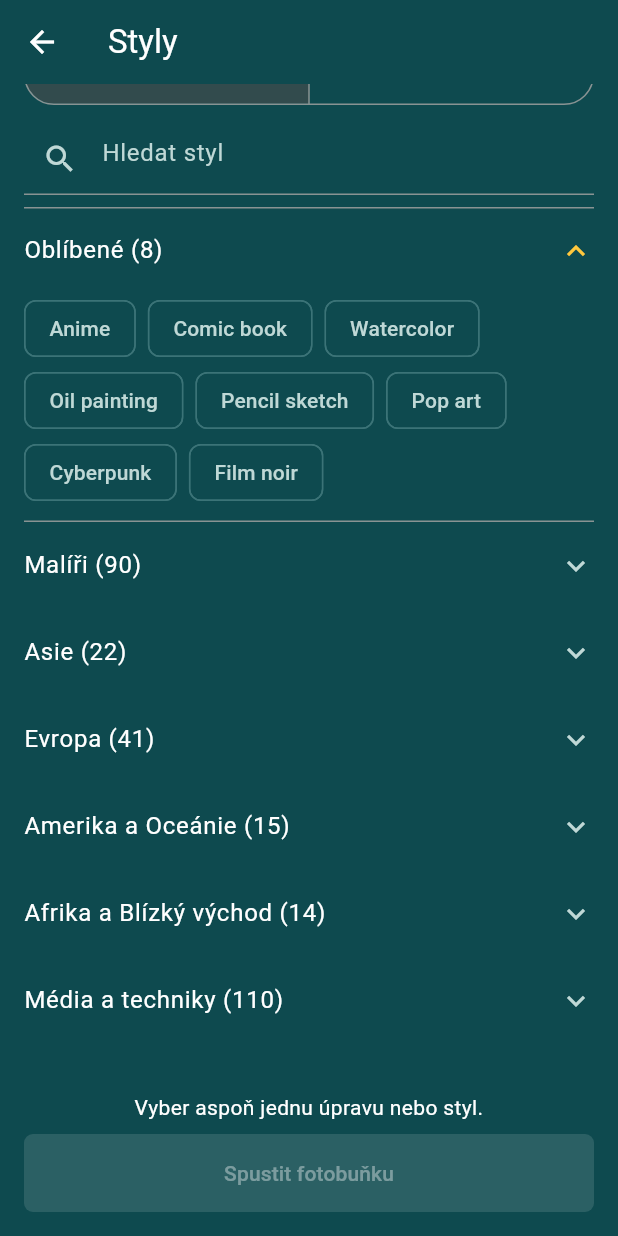
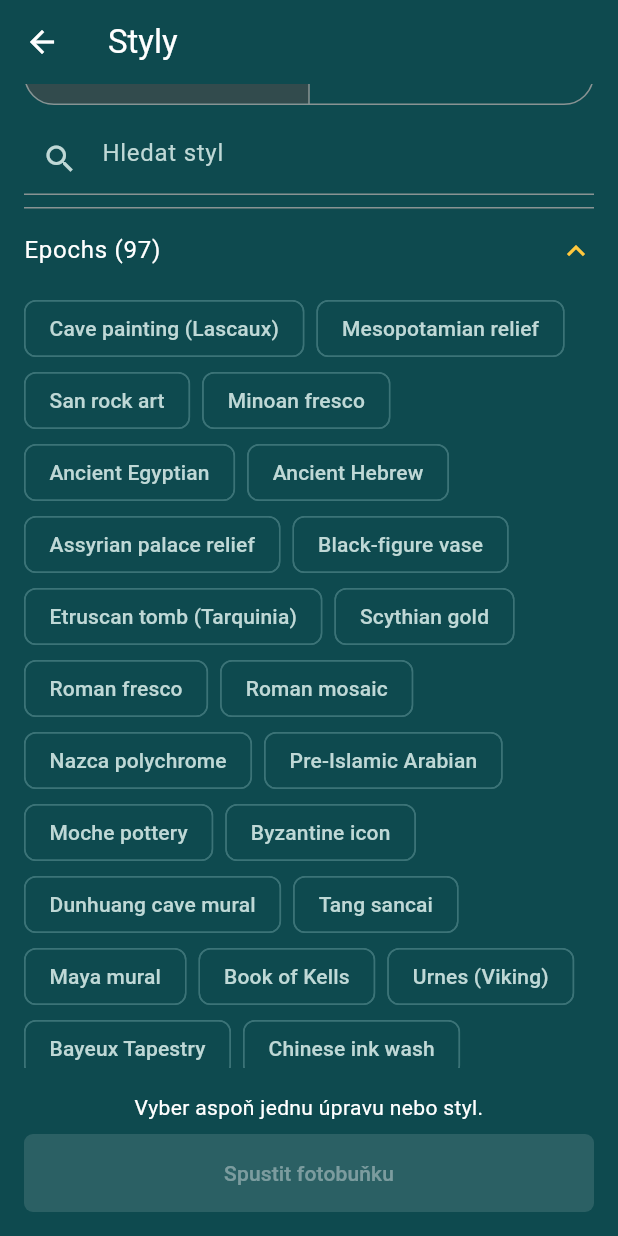
Before and after one commit to lioilsources/Restyler, a Flutter app: the StylesStep screen opened directly, scrolled down 306 dp, on a phone screen of 412 x 824 dp. Run offline on Flutter 3.47's test engine with Material 3 defaults, Android fonts, the phone set to English and light mode, and no system bars; our stand-ins replace flutter_riverpod, hive_flutter, image_picker, share_plus, video_player; missing offline and left inert: flutter_onnxruntime, gal; accounts and stored records are empty.

Commit message:
feat: styles by epoch, artist and medium; years and names sort them
Epochs and artists sort by the year of the look, media by the shown name.

Co-Authored-By: Claude Opus 5.5 <noreply@anthropic.com>
Claude-Session: https://claude.ai/code/session_01RgN3TXzc6MrjedKZgcgbwk

```diff
--- a/lib/l10n/app_cs.arb
+++ b/lib/l10n/app_cs.arb
@@ -299,5 +299,8 @@
   "stylePaperSculptureLayered": "Vrstvený papír (paper cut light box)",
   "stylePyrography": "Vypalování do dřeva",
   "styleEmbroidery": "Výšivka",
-  "stylePopUpBook": "Vystřelovací kniha"
+  "stylePopUpBook": "Vystřelovací kniha",
+  "sectionEpoch": "Epochy",
+  "sectionArtist": "Umělci",
+  "sectionMedium": "Média a techniky"
 }
--- a/lib/l10n/app_en.arb
+++ b/lib/l10n/app_en.arb
@@ -299,5 +299,8 @@
   "stylePaperSculptureLayered": "Layered paper (light box)",
   "stylePyrography": "Pyrography",
   "styleEmbroidery": "Embroidery",
-  "stylePopUpBook": "Pop-up book"
+  "stylePopUpBook": "Pop-up book",
+  "sectionEpoch": "Epochs",
+  "sectionArtist": "Artists",
+  "sectionMedium": "Media and techniques"
 }
--- a/lib/l10n/app_localizations.dart
+++ b/lib/l10n/app_localizations.dart
@@ -1897,6 +1897,24 @@ abstract class AppLocalizations {
   /// In cs, this message translates to:
   /// **'Vystřelovací kniha'**
   String get stylePopUpBook;
+
+  /// No description provided for @sectionEpoch.
+  ///
+  /// In cs, this message translates to:
+  /// **'Epochy'**
+  String get sectionEpoch;
+
+  /// No description provided for @sectionArtist.
+  ///
+  /// In cs, this message translates to:
+  /// **'Umělci'**
+  String get sectionArtist;
+
+  /// No description provided for @sectionMedium.
+  ///
+  /// In cs, this message translates to:
+  /// **'Média a techniky'**
+  String get sectionMedium;
 }
 
 class _AppLocalizationsDelegate
--- a/lib/screens/styles_step.dart
+++ b/lib/screens/styles_step.dart
@@ -10,17 +10,6 @@ import '../providers/booth_provider.dart';
 import 'booth_screen.dart';
 
 const kFrameCounts = [4, 6, 8];
-
-/// Czech headings for the catalog groups (the catalog itself is English).
-const kRestyleGroupCs = {
-  kRestyleGroupPopular: 'Oblíbené',
-  kRestyleGroupPainters: 'Malíři',
-  kRestyleGroupAsia: 'Asie',
-  kRestyleGroupEurope: 'Evropa',
-  kRestyleGroupAmericasOceania: 'Amerika a Oceánie',
-  kRestyleGroupAfricaNearEast: 'Afrika a Blízký východ',
-  kRestyleGroupMedia: 'Média a techniky',
-};
 
 class StylesStep extends ConsumerStatefulWidget {
   const StylesStep({super.key});
@@ -97,6 +86,18 @@ class _StylesStepState extends ConsumerState<StylesStep> {
               restyleStyleMatchesQuery(s, _query, shown: styleName(l10n, s.id)),
         )
         .take(96);
+    String sectionTitle(RestyleSection section) {
+      final title = switch (section) {
+        RestyleSection.epoch => l10n.sectionEpoch,
+        RestyleSection.artist => l10n.sectionArtist,
+        RestyleSection.medium => l10n.sectionMedium,
+      };
+      final n = kRestyleStyles
+          .where((s) => restyleSectionOf(s) == section)
+          .length;
+      return '$title ($n)';
+    }
+
     Widget chips(Iterable<RestyleStyle> styles) => Wrap(
       spacing: 8,
       children: [
@@ -174,21 +175,23 @@ class _StylesStepState extends ConsumerState<StylesStep> {
                   if (_query.isNotEmpty)
                     chips(matches)
                   else
-                    // Every style, one collapsible section per group, so the
-                    // whole catalog is reachable without knowing a name.
-                    for (final group in kRestyleGroups)
+                    // Every style, in three collapsible sections: epochs and
+                    // artists by year, media by name.
+                    for (final section in RestyleSection.values)
                       ExpansionTile(
-                        key: PageStorageKey('style-group-$group'),
+                        key: PageStorageKey('style-section-${section.name}'),
                         tilePadding: EdgeInsets.zero,
                         childrenPadding: const EdgeInsets.only(bottom: 8),
                         expandedAlignment: Alignment.centerLeft,
-                        initiallyExpanded: group == kRestyleGroupPopular,
-                        title: Text(
-                          '${kRestyleGroupCs[group] ?? group} '
-                          '(${kRestyleStyles.where((s) => s.group == group).length})',
-                        ),
+                        initiallyExpanded: section == RestyleSection.epoch,
+                        title: Text(sectionTitle(section)),
                         children: [
-                          chips(kRestyleStyles.where((s) => s.group == group)),
+                          chips(
+                            restyleSectionStyles(
+                              section,
+                              (s) => styleName(l10n, s.id),
+                            ),
+                          ),
                         ],
                       ),
                 ],
--- /dev/null
+++ b/packages/tsumiki_shared/lib/catalogs/restyle_sections.dart
@@ -0,0 +1,105 @@
+import 'restyle_styles.dart';
+
+/// How the style picker sorts the catalog: by epoch, by artist or by medium.
+enum RestyleSection { epoch, artist, medium }
+
+/// Popular styles that are a technique, not a period.
+const _popularMedia = {'watercolor', 'oilportrait', 'pencil'};
+
+RestyleSection restyleSectionOf(RestyleStyle s) {
+  if (s.group == kRestyleGroupPainters) return RestyleSection.artist;
+  if (s.group == kRestyleGroupMedia || _popularMedia.contains(s.id)) {
+    return RestyleSection.medium;
+  }
+  return RestyleSection.epoch;
+}
+
+/// Approximate year of the look: for an epoch its heyday, for an artist the
+/// period the style names (else their mature work). Negative = BCE. Only
+/// used for sorting epochs and artists; media sort by name.
+const kRestyleStyleYear = <String, int>{
+  // Popular
+  'anime': 1963, 'comic': 1938, 'popart': 1956, 'cyberpunk': 1982,
+  'noir': 1941,
+  // Asia
+  'ukiyoe': 1760, 'chineseink': 1100, 'persian': 1530, 'indian': 1600,
+  'burmese': 1150, 'thangka': 1400, 'rinpa': 1620, 'dunhuang': 700,
+  'minhwa': 1800, 'papercut': 1500, 'filipino': 1700, 'tang-sancai': 720,
+  'yamato-e': 1130, 'pattachitra': 1200, 'kano-screen': 1580,
+  'nianhua': 1750, 'kamasan-bali': 1700, 'enso-zen': 1650,
+  'madhubani': 1960, 'peking-opera-mask': 1800, 'nihonga': 1900,
+  'warli': 1970,
+  // Europe
+  'cave-painting': -17000, 'minoan': -1600, 'greek-vase-black': -550,
+  'etruscan-tomb': -480, 'scythian-gold': -400, 'romanfresco': -50,
+  'roman-mosaic': 100, 'byzantine': 600, 'kells': 800, 'urnes-viking': 1070,
+  'bayeux': 1075, 'romanesque-fresco': 1120, 'illumination': 1250,
+  'stainedglass': 1250, 'gothic-altarpiece': 1350, 'pskov-icon': 1400,
+  'danse-macabre': 1450, 'baroque': 1630, 'flemish-still-life': 1640,
+  'rococo': 1740, 'neoclassicism': 1790, 'romanticism-storm': 1820,
+  'orientalism': 1850, 'prerafael': 1850, 'victorian-fairy': 1860,
+  'arts-and-crafts': 1880, 'impressionist': 1874, 'symbolism': 1886,
+  'nabis': 1890, 'artnouveau': 1895, 'secession': 1898, 'woodcut': 1910,
+  'expressionism-painting': 1910, 'dada-collage': 1918,
+  'constructivist': 1920, 'de-stijl': 1920, 'bauhaus-poster': 1925,
+  'artdeco': 1928, 'socialist-realism': 1940, 'polish-poster': 1960,
+  'memphis-80s': 1981,
+  // Americas & Oceania
+  'aboriginal': 1971, 'maya': 750, 'aztec': 1500, 'inca': 1480,
+  'nazca': 300, 'moche': 400, 'haida-formline': 1850, 'ledger': 1870,
+  'huichol': 1960, 'polynesian': 1700, 'hudson-river': 1850,
+  'navajo-sand': 1930, 'precisionism': 1925, 'inuit-printmaking': 1959,
+  'psychedelic-poster': 1967,
+  // Africa & Near East
+  'san-rock-art': -2000, 'egyptian': -1350, 'mesopotamian': -2300,
+  'assyrian': -700, 'hebrew': -800, 'arabian': 300,
+  'armenian-manuscript': 1270, 'benin-bronze': 1550, 'ashanti': 1800,
+  'dogon': 1900, 'kuba-cloth': 1900, 'maasai': 1950, 'ndebele': 1950,
+  'tingatinga': 1970,
+  // Painters
+  'van-eyck': 1434, 'bosch': 1500, 'davinci': 1503, 'durer-engraving': 1514,
+  'bruegel': 1565, 'elgreco': 1600, 'caravaggio': 1600, 'velazquez': 1656,
+  'vermeer': 1665, 'fragonard': 1767, 'goya-caprichos': 1799,
+  'blake': 1795, 'hokusai': 1814, 'goya-black': 1820, 'friedrich': 1818,
+  'turner': 1840, 'hiroshige': 1857, 'kuniyoshi': 1845, 'dore': 1866,
+  'whistler': 1875, 'monet': 1872, 'yoshitoshi': 1885, 'cassatt': 1890,
+  'repin': 1880, 'seurat': 1884, 'cezanne': 1890, 'vangogh-arles': 1888,
+  'vangogh-saintremy': 1889, 'gauguin': 1892, 'lautrec-cabaret': 1892,
+  'lautrec-poster': 1893, 'beardsley': 1894, 'munch': 1893,
+  'rousseau': 1908, 'ales': 1890, 'larsson': 1899, 'malczewski': 1902,
+  'sargent': 1890, 'vrubel': 1900, 'ensor': 1889, 'sorolla': 1909,
+  'hammershoi': 1905, 'rackham': 1907, 'wyspianski': 1902,
+  'kupka-early': 1912, 'preisler': 1905, 'bilibin': 1902,
+  'picasso-blue': 1902, 'picasso-rose': 1905, 'klimt-golden': 1907,
+  'kandinsky-early': 1907, 'matisse-fauve': 1905, 'kirchner': 1910,
+  'marc': 1911, 'kubista': 1912, 'picasso-cubist': 1910,
+  'josef-capek': 1920, 'leger': 1920, 'de-chirico': 1914,
+  'mucha-slav-epic': 1920, 'chagall': 1915, 'klee': 1922, 'rivera': 1930,
+  'lempicka': 1929, 'magritte': 1929, 'grant-wood': 1930, 'miro': 1940,
+  'lada': 1930, 'toyen': 1937, 'dali': 1931, 'hopper': 1942,
+  'kahlo': 1940, 'burian': 1950, 'trnka': 1950, 'jacob-lawrence': 1941,
+  'wyeth': 1948, 'matisse-cutout': 1952, 'bearden': 1964,
+  'warhol': 1962, 'lichtenstein': 1963, 'kusama': 1965,
+  'hockney-pool': 1967, 'born': 1970, 'moebius': 1975, 'giger': 1979,
+  'beksinski': 1980, 'basquiat': 1982, 'haring': 1985, 'murakami': 2000,
+  'kehinde-wiley': 2010,
+};
+
+/// [styles] of [section], epochs and artists by year then [name], media by
+/// [name] (the shown, localised name), ignoring case and diacritics.
+List<RestyleStyle> restyleSectionStyles(
+  RestyleSection section,
+  String Function(RestyleStyle) name, {
+  Iterable<RestyleStyle> styles = kRestyleStyles,
+}) {
+  int byName(RestyleStyle a, RestyleStyle b) =>
+      foldDiacritics(name(a)).compareTo(foldDiacritics(name(b)));
+  final list = styles.where((s) => restyleSectionOf(s) == section).toList();
+  if (section == RestyleSection.medium) return list..sort(byName);
+  return list..sort((a, b) {
+    final y = (kRestyleStyleYear[a.id] ?? 0).compareTo(
+      kRestyleStyleYear[b.id] ?? 0,
+    );
+    return y != 0 ? y : byName(a, b);
+  });
+}
--- a/packages/tsumiki_shared/lib/catalogs/restyle_styles.dart
+++ b/packages/tsumiki_shared/lib/catalogs/restyle_styles.dart
@@ -2253,6 +2253,10 @@ bool restyleStyleMatchesQuery(
 const _accented = 'áäàâãåčćçďéěëèêíïìîľĺňñóöòôõřŕšśťúůüùûýÿžź';
 const _plain = 'aaaaaacccdeeeeeiiiillnnooooorrsstuuuuuyyzz';
 
+/// Lower case without Czech (and common Latin) diacritics, for search and
+/// sorting by name.
+String foldDiacritics(String s) => _fold(s);
+
 String _fold(String s) {
   final buf = StringBuffer();
   for (final unit in s.toLowerCase().split('')) {
--- a/packages/tsumiki_shared/lib/tsumiki_shared.dart
+++ b/packages/tsumiki_shared/lib/tsumiki_shared.dart
@@ -10,6 +10,7 @@ export 'catalogs/beards.dart';
 export 'catalogs/glasses.dart';
 export 'catalogs/hairstyles.dart';
 export 'catalogs/motions.dart';
+export 'catalogs/restyle_sections.dart';
 export 'catalogs/restyle_styles.dart';
 export 'masks/beard_mask.dart';
 export 'masks/bool_mask.dart';
```
Also changed, not shown: lib/l10n/app_localizations_cs.dart (+9 -0 lines), lib/l10n/app_localizations_en.dart (+9 -0 lines), 2 other files.
